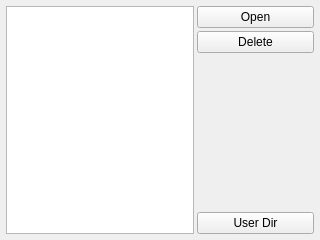
The window that ui/FileManagerWidget.ui (kipr/botui) describes before a commit, drawn with Qt 5.
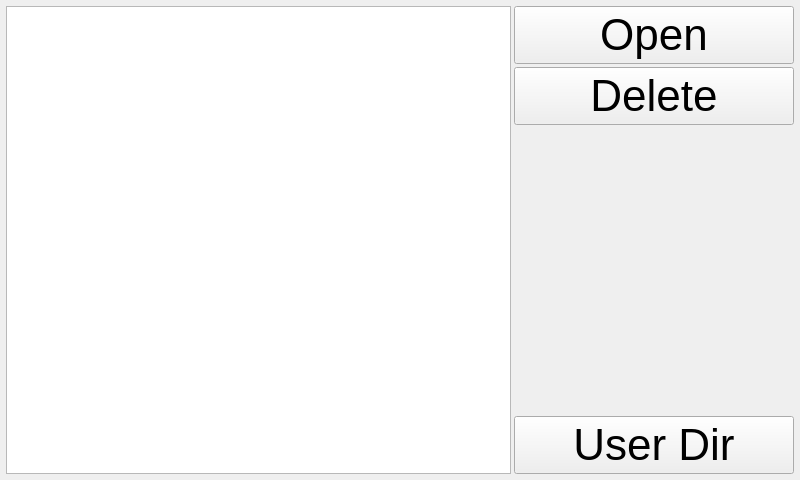
The same window after the commit. Icons and pictures are not drawn.

The edit to the form file:
```diff
--- a/ui/FileManagerWidget.ui
+++ b/ui/FileManagerWidget.ui
@@ -6,8 +6,8 @@
    <rect>
     <x>0</x>
     <y>0</y>
-    <width>320</width>
-    <height>240</height>
+    <width>800</width>
+    <height>480</height>
    </rect>
   </property>
   <property name="windowTitle">
@@ -30,7 +30,13 @@
     <number>6</number>
    </property>
    <item>
-    <widget class="QListView" name="files"/>
+    <widget class="QListView" name="files">
+     <property name="font">
+      <font>
+       <pointsize>22</pointsize>
+      </font>
+     </property>
+    </widget>
    </item>
    <item>
     <layout class="QVBoxLayout" name="verticalLayout">
@@ -38,10 +44,15 @@
       <widget class="QPushButton" name="open">
        <property name="minimumSize">
         <size>
-         <width>117</width>
+         <width>280</width>
          <height>0</height>
         </size>
        </property>
+       <property name="font">
+        <font>
+         <pointsize>33</pointsize>
+        </font>
+       </property>
        <property name="text">
         <string>Open</string>
        </property>
@@ -53,6 +64,11 @@
      </item>
      <item>
       <widget class="QPushButton" name="remove">
+       <property name="font">
+        <font>
+         <pointsize>33</pointsize>
+        </font>
+       </property>
        <property name="text">
         <string>Delete</string>
        </property>
@@ -77,6 +93,11 @@
      </item>
      <item>
       <widget class="QPushButton" name="home">
+       <property name="font">
+        <font>
+         <pointsize>33</pointsize>
+        </font>
+       </property>
        <property name="text">
         <string>User Dir</string>
        </property>
```
Left out of the diff: 11 changed lines with no effect on the pictures.
